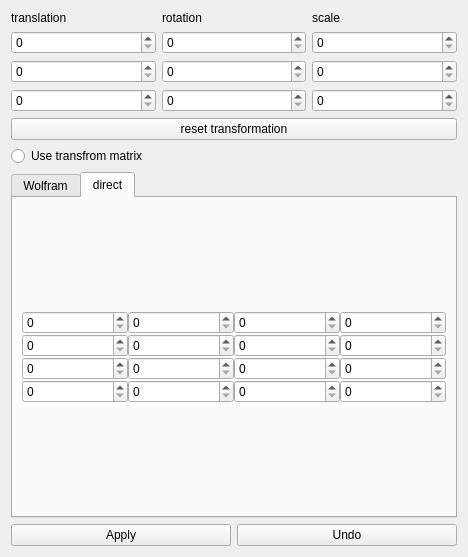
Old version of the form Applications/MainApplication_BE/Gui/ui/EditionWidget.ui in the repository SylvainDeker/Radium-Engine.
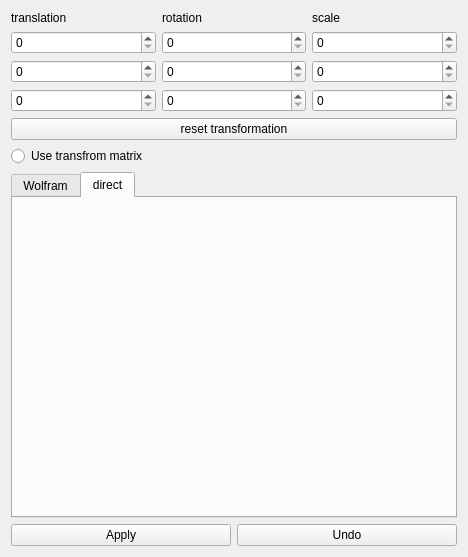
New version of the form.

Commit message: spinBox de direct sont creé dans le constructeur

What changed in the file:
```diff
--- a/Applications/MainApplication_BE/Gui/ui/EditionWidget.ui
+++ b/Applications/MainApplication_BE/Gui/ui/EditionWidget.ui
@@ -145,54 +145,6 @@
            <property name="spacing">
             <number>0</number>
            </property>
-           <item row="0" column="3">
-            <widget class="QSpinBox" name="m_direct_14"/>
-           </item>
-           <item row="0" column="0">
-            <widget class="QSpinBox" name="m_direct_11"/>
-           </item>
-           <item row="0" column="1">
-            <widget class="QSpinBox" name="m_direct_12"/>
-           </item>
-           <item row="0" column="2">
-            <widget class="QSpinBox" name="m_direct_13"/>
-           </item>
-           <item row="1" column="0">
-            <widget class="QSpinBox" name="m_direct_21"/>
-           </item>
-           <item row="2" column="0">
-            <widget class="QSpinBox" name="m_direct_31"/>
-           </item>
-           <item row="3" column="0">
-            <widget class="QSpinBox" name="m_direct_41"/>
-           </item>
-           <item row="1" column="1">
-            <widget class="QSpinBox" name="m_direct_22"/>
-           </item>
-           <item row="1" column="2">
-            <widget class="QSpinBox" name="m_direct_23"/>
-           </item>
-           <item row="1" column="3">
-            <widget class="QSpinBox" name="m_direct_24"/>
-           </item>
-           <item row="2" column="1">
-            <widget class="QSpinBox" name="m_direct_32"/>
-           </item>
-           <item row="3" column="1">
-            <widget class="QSpinBox" name="m_direct_42"/>
-           </item>
-           <item row="3" column="2">
-            <widget class="QSpinBox" name="m_direct_43"/>
-           </item>
-           <item row="2" column="2">
-            <widget class="QSpinBox" name="m_direct_33"/>
-           </item>
-           <item row="2" column="3">
-            <widget class="QSpinBox" name="m_direct_34"/>
-           </item>
-           <item row="3" column="3">
-            <widget class="QSpinBox" name="m_direct_44"/>
-           </item>
           </layout>
          </item>
         </layout>
```
Left out of the diff: 2 changed lines with no effect on the pictures. The commit also changes 2 other files.
